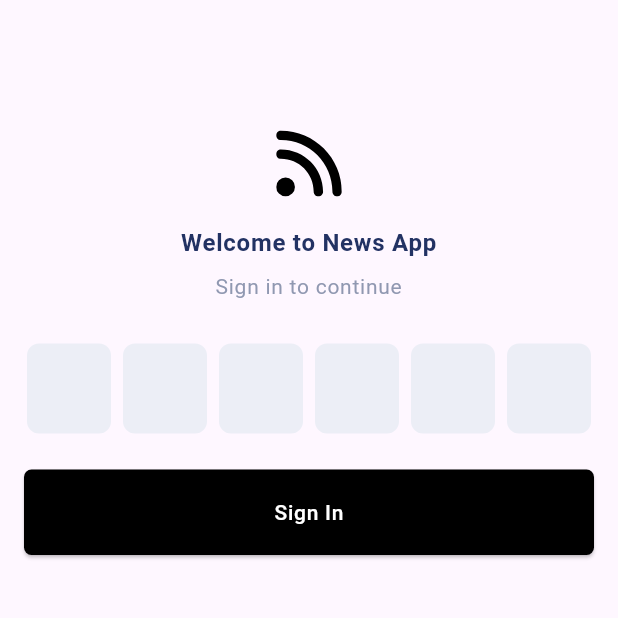
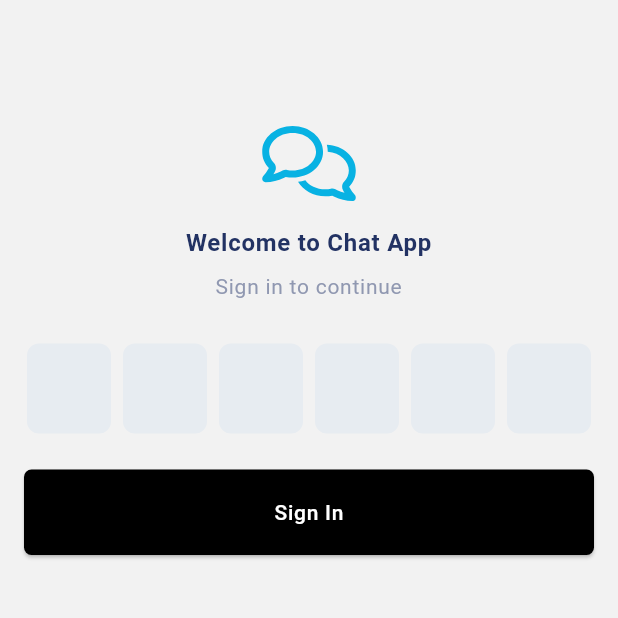
Before and after one commit to manirahmanzadeh/chat-app, a Flutter app: the _VerificationScreen screen opened directly, on a phone screen of 412 x 824 dp, the top half of it. Run offline on Flutter 3.47's test engine with Material 3 defaults, Android fonts, the phone set to English and light mode, and no system bars; drawn by our look-alikes of pinput; our stand-ins replace cached_network_image, cloud_firestore, contacts_service, equatable, firebase_auth, firebase_core and 8 more; accounts and stored records are empty; generated files the repository leaves out were written again.

Commit message:
feat: changed theme and icon

```diff
--- a/lib/src/config/theme/app_themes.dart
+++ b/lib/src/config/theme/app_themes.dart
@@ -2,6 +2,33 @@ import 'package:flutter/material.dart';
 
 mixin AppTheme {
   static ThemeData get light => ThemeData(
-        primarySwatch: Colors.grey,
+        primaryColor: const Color(0xFF08b2e3),
+        colorScheme: const ColorScheme(
+          brightness: Brightness.light,
+          outline: Color(0xFFCDCDCD),
+          primary: Color(0xFF08b2e3),
+          onPrimary: Colors.white,
+          secondary: Color(0xFFefe9f4),
+          onSecondary: Colors.black,
+          error: Color(0xFFee6352),
+          onError: Colors.white,
+          background: Color(0xFFefe9f4),
+          onBackground: Color(0xFF474747),
+          surface: Color(0xFFF2F2F2),
+          onSurface: Color(0xFF474747),
+          errorContainer: Color(0xFFee6352),
+          onErrorContainer: Colors.white,
+        ),
+        appBarTheme: const AppBarTheme(
+          backgroundColor: Color(0xFF08b2e3),
+          foregroundColor: Colors.black,
+        ),
+        floatingActionButtonTheme: const FloatingActionButtonThemeData(
+          backgroundColor: Color(0xFF08b2e3),
+          foregroundColor: Colors.black,
+        ),
+    iconTheme: const IconThemeData(
+      color: Color(0xFF08b2e3),
+    )
       );
 }
--- a/lib/src/features/auth/presentation/register/screens/signin_screen.dart
+++ b/lib/src/features/auth/presentation/register/screens/signin_screen.dart
@@ -63,7 +63,7 @@ class _SignInScreen extends StatelessWidget {
                   height: 16,
                 ),
                 const Text(
-                  'Welcome to News App',
+                  'Welcome to Chat App',
                   textAlign: TextAlign.center,
                   style: TextStyle(
                     fontWeight: FontWeight.w700,
--- a/lib/src/features/auth/presentation/register/screens/verification_screen.dart
+++ b/lib/src/features/auth/presentation/register/screens/verification_screen.dart
@@ -54,7 +54,7 @@ class _VerificationScreen extends StatelessWidget {
                     height: 16,
                   ),
                   const Text(
-                    'Welcome to News App',
+                    'Welcome to Chat App',
                     textAlign: TextAlign.center,
                     style: TextStyle(
                       fontWeight: FontWeight.w700,
--- a/lib/src/features/chats/presentation/chat/components/message_bubble.dart
+++ b/lib/src/features/chats/presentation/chat/components/message_bubble.dart
@@ -81,8 +81,9 @@ class MessageBubble extends StatelessWidget {
             ),
             alignment: myMessage ? Alignment.centerRight : Alignment.centerLeft,
             margin: const EdgeInsets.only(bottom: 16),
-            backGroundColor: myMessage ? Colors.blueGrey : Colors.white,
-            elevation: 0,
+            backGroundColor: myMessage ? const Color(0xFF484d6d) : Colors.white,
+            shadowColor: Colors.black,
+            elevation: 1,
             child: ConstrainedBox(
               constraints: BoxConstraints(maxWidth: MediaQuery.sizeOf(context).width / 2),
               child: Column(
--- a/lib/src/features/chats/presentation/home/home_screen.dart
+++ b/lib/src/features/chats/presentation/home/home_screen.dart
@@ -65,6 +65,7 @@ class _HomeScreen extends StatelessWidget {
               } else {
                 return ListView.builder(
                   itemCount: snapshot.data!.length,
+                  padding: const EdgeInsets.only(top: 16),
                   itemBuilder: (context, index) {
                     ChatEntity chat = snapshot.data![index];
                     return ChatComponent(chat: chat);
@@ -77,7 +78,9 @@ class _HomeScreen extends StatelessWidget {
       ),
       floatingActionButton: FloatingActionButton(
         onPressed: () => Navigator.pushNamed(context, ContactsScreen.routeName),
-        child: const Icon(Icons.add),
+        child: const Icon(
+          Icons.add,
+        ),
       ),
     );
   }
```
Also changed, not shown: lib/src/features/chats/presentation/chat/chat_screen.dart (+3 -6 lines), assets/icons/login.svg.
